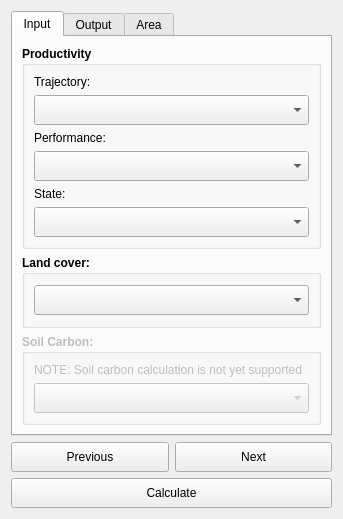
Before: the Qt Designer form LDMP/gui/DlgReportingSDG.ui in ConservationInternational/trends.earth, drawn with Qt 5.
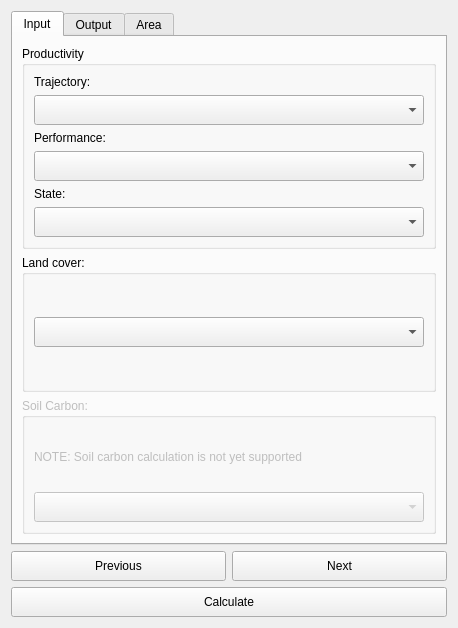
After: the same form once the commit is applied.

Commit message: Finish separation of UNCCD and SDG reporting.

Diff of the .ui file:
```diff
--- a/LDMP/gui/DlgReportingSDG.ui
+++ b/LDMP/gui/DlgReportingSDG.ui
@@ -6,8 +6,8 @@
    <rect>
     <x>0</x>
     <y>0</y>
-    <width>337</width>
-    <height>486</height>
+    <width>458</width>
+    <height>628</height>
    </rect>
   </property>
   <property name="sizePolicy">
@@ -55,8 +55,8 @@
          </property>
          <property name="font">
           <font>
-           <weight>75</weight>
-           <bold>true</bold>
+           <weight>50</weight>
+           <bold>false</bold>
           </font>
          </property>
          <property name="title">
@@ -175,8 +175,8 @@
          </property>
          <property name="font">
           <font>
-           <weight>75</weight>
-           <bold>true</bold>
+           <weight>50</weight>
+           <bold>false</bold>
           </font>
          </property>
          <property name="title">
@@ -221,8 +221,8 @@
          </property>
          <property name="font">
           <font>
-           <weight>75</weight>
-           <bold>true</bold>
+           <weight>50</weight>
+           <bold>false</bold>
           </font>
          </property>
          <property name="title">
```
The commit also changes 6 other files.
